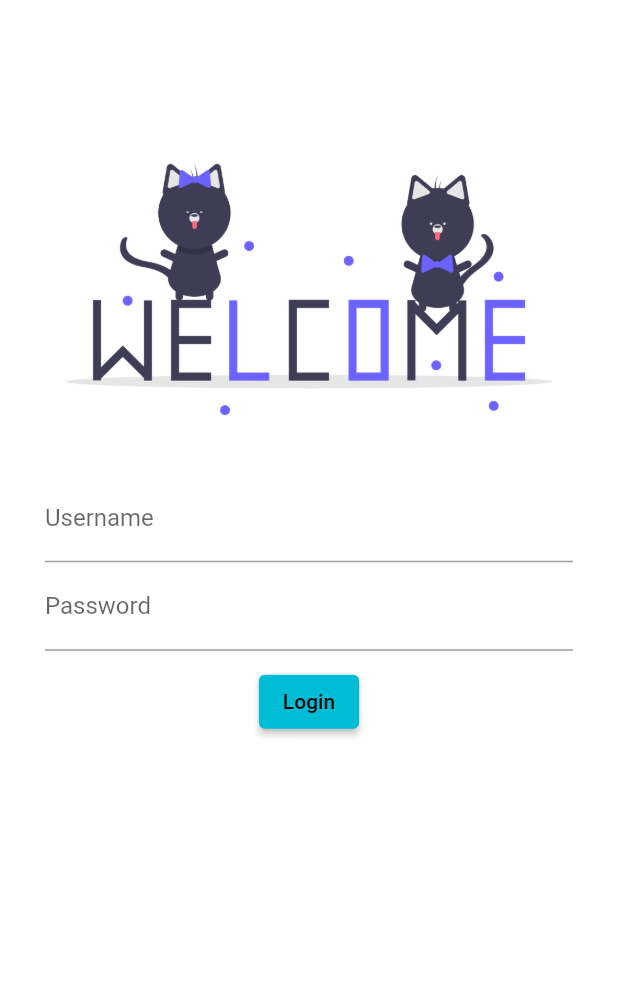
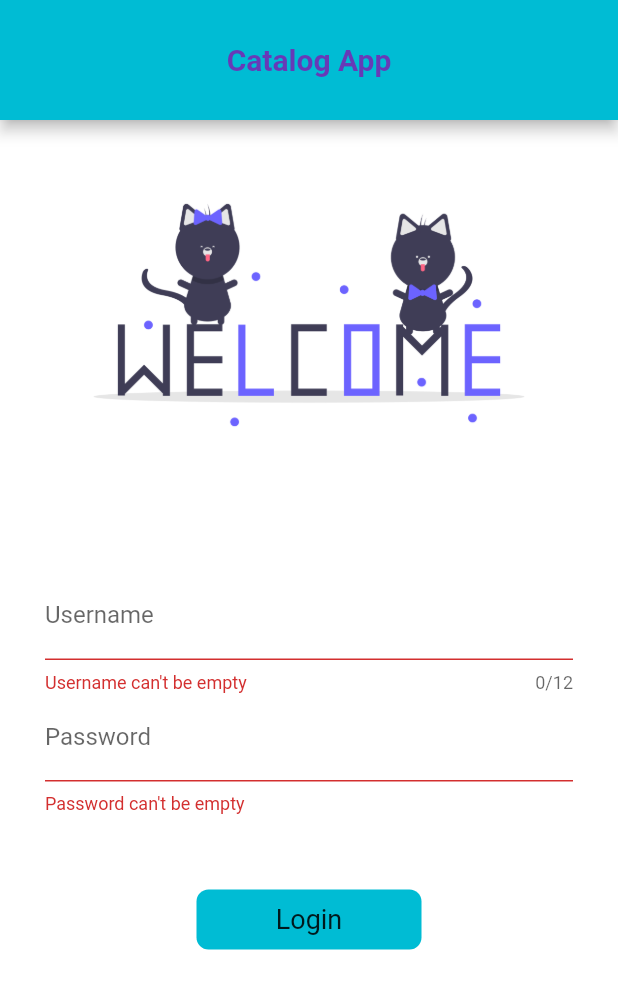
Before and after one commit to rishabh257/flutterFirstApp, a Flutter app: the screen it shows after launch, after a tap on "Login", on a phone screen of 412 x 824 dp. Shown: the top 989 px of the screen. Run offline on Flutter 3.47's test engine with Material 2 defaults, Android fonts, the phone set to English and light mode, and no system bars.

Commit message:
day 8 completed

```diff
--- a/lib/main.dart
+++ b/lib/main.dart
@@ -1,7 +1,8 @@
 import 'package:flutter/material.dart';
-import 'package:google_fonts/google_fonts.dart';
+// import 'package:google_fonts/google_fonts.dart';
 import 'package:my_first_app/pages/homepage.dart';
 import 'package:my_first_app/pages/loginpage.dart';
+import 'package:my_first_app/utils/routes.dart';
 
 void main() {
   runApp(MyApp());
@@ -13,13 +14,14 @@ class MyApp extends StatelessWidget {
   @override
   Widget build(BuildContext context) {
     return MaterialApp(
+      debugShowCheckedModeBanner: false,
       themeMode: ThemeMode.light,
       theme: ThemeData(
         primarySwatch: Colors.cyan,
-        primaryTextTheme: GoogleFonts.latoTextTheme(),
+        // primaryTextTheme: GoogleFonts.latoTextTheme(),
       ),
 
-      //primaryTextTheme NOt WORKING NEEDS TO BE RESOLVED
+      //primaryTextTheme NOT WORKING NEEDS TO BE RESOLVED
 
       darkTheme: ThemeData(
         primarySwatch: Colors.cyan,
@@ -28,7 +30,8 @@ class MyApp extends StatelessWidget {
       initialRoute: "/",
       routes: {
         '/': (context) => Loginpage(),
-        'login': (context) => Loginpage()
+        MyRoutes.homeRoute: (context) => homepage(),
+        MyRoutes.loginRoute: (context) => Loginpage(),
       },
     );
   }
--- a/lib/pages/loginpage.dart
+++ b/lib/pages/loginpage.dart
@@ -1,63 +1,152 @@
 import 'package:flutter/material.dart';
+import 'package:my_first_app/utils/routes.dart';
 
-class Loginpage extends StatelessWidget {
-  const Loginpage({Key? key}) : super(key: key);
+class Loginpage extends StatefulWidget {
+  @override
+  State<Loginpage> createState() => _LoginpageState();
+}
 
+class _LoginpageState extends State<Loginpage> {
   @override
+  String name = '';
+  bool onTap = false;
+  // $ bool isHover = false;
+  final _formkey = GlobalKey<FormState>();
+
+  moveToHome(BuildContext context) async {
+    if (_formkey.currentState!.validate()) {
+      setState(
+        () {
+          onTap = true;
+        },
+      );
+
+      await Future.delayed(Duration(milliseconds: 100));
+      await Navigator.pushNamed(context, MyRoutes.homeRoute);
+      setState(
+        () {
+          onTap = false;
+        },
+      );
+    }
+  }
+
   Widget build(BuildContext context) {
-    return Material(
-      color: Colors.white,
+    return Scaffold(
+      appBar: AppBar(
+        toolbarHeight: 80,
+        titleTextStyle: TextStyle(
+          fontSize: 20,
+          color: Colors.deepPurple,
+          fontWeight: FontWeight.bold,
+        ),
+        centerTitle: true,
+        title: Title(color: Colors.cyan, child: Text('Catalog App')),
+      ),
+      backgroundColor: Colors.white,
+      body: SingleChildScrollView(
         child: Column(
           children: [
             SizedBox(
-            height: 80,
+              height: 30,
             ),
             Image.asset(
               "assets/images/loginImage.png",
               fit: BoxFit.cover,
+              height: 200,
             ),
-          // SizedBox(
-          //   height: 20,
-          // ),
-          // Text(
-          //   "Welcome",
-          //   style: TextStyle(
-          //     fontSize: 25,
-          //     fontWeight: FontWeight.w600,
-          //   ),
-          // ),
-          // SizedBox(
-          //   height: 20,
-          // ),
+            SizedBox(
+              height: 10,
+            ),
+            Text(
+              name,
+              style: TextStyle(
+                fontSize: 35,
+                fontWeight: FontWeight.w600,
+              ),
+            ),
+            SizedBox(
+              height: 10,
+            ),
             Padding(
               padding: const EdgeInsets.symmetric(vertical: 10, horizontal: 30),
+              child: Form(
+                key: _formkey,
                 child: Column(
                   children: [
                     TextFormField(
+                        maxLength: 12,
+                        // $ textCapitalization: TextCapitalization.none,
                         decoration: InputDecoration(
                           hintText: "Enter Username",
                           labelText: "Username",
                         ),
-                ),
+                        validator: (value) {
+                          if (value!.isEmpty) {
+                            return "Username can't be empty";
+                          }
+                          return null;
+                        },
+                        onChanged: (value) {
+                          name = value;
+                          setState(() {});
+                        }),
                     TextFormField(
                       obscureText: true,
                       decoration: InputDecoration(
                         hintText: "Enter Password",
                         labelText: "Password",
                       ),
+                      validator: (value) {
+                        // $ if (value.isEmpty) not working should work{
+                        if (value == null || value.isEmpty) {
+                          return "Password can't be empty";
+                        } else if (value.length <= 8) {
+                          return "Password should contain at least 8 characters.";
+                        }
+                        return null;
+                      },
                     ),
                   ],
                 ),
               ),
-          ElevatedButton(
-            child: Text("Login"),
-            style: TextButton.styleFrom(),
-            onPressed: () {
-              print("Button Clicked");
-            },
+            ),
+            SizedBox(
+              height: 40,
+            ),
+            Material(
+              color: Colors.cyan,
+              borderRadius: BorderRadius.circular(onTap ? 50 : 8),
+              child: InkWell(
+                // onHover: ((value) {
+                //   setState(() {
+                //     isHover = true;
+                //   });
+                // }),
+                onTap: () => moveToHome(context),
+                child: AnimatedContainer(
+                  duration: Duration(milliseconds: 100),
+                  width: onTap ? 50 : 150,
+                  height: onTap ? 50 : 40,
+                  alignment: Alignment.center,
+                  child: onTap
+                      ? Icon(
+                          Icons.done,
+                          color: Colors.white,
+                        )
+                      : Text(
+                          'Login',
+                          style: TextStyle(
+                            fontSize: 18,
+                          ),
+                        ),
+                ),
+              ),
             )
           ],
         ),
+      ),
     );
+    // );
   }
 }
--- /dev/null
+++ b/lib/utils/routes.dart
@@ -0,0 +1,4 @@
+class MyRoutes {
+  static String homeRoute = "/home";
+  static String loginRoute = "/login";
+}
--- a/pubspec.yaml
+++ b/pubspec.yaml
@@ -34,7 +34,7 @@ dependencies:
   # The following adds the Cupertino Icons font to your application.
   # Use with the CupertinoIcons class for iOS style icons.
   cupertino_icons: ^1.0.2
-  google_fonts: ^3.0.1
+  # google_fonts: ^3.0.1
 
 dev_dependencies:
   flutter_test:
```
Also changed, not shown: pubspec.lock, 1 other file. Lines whose indentation alone changed are shown as unchanged.
